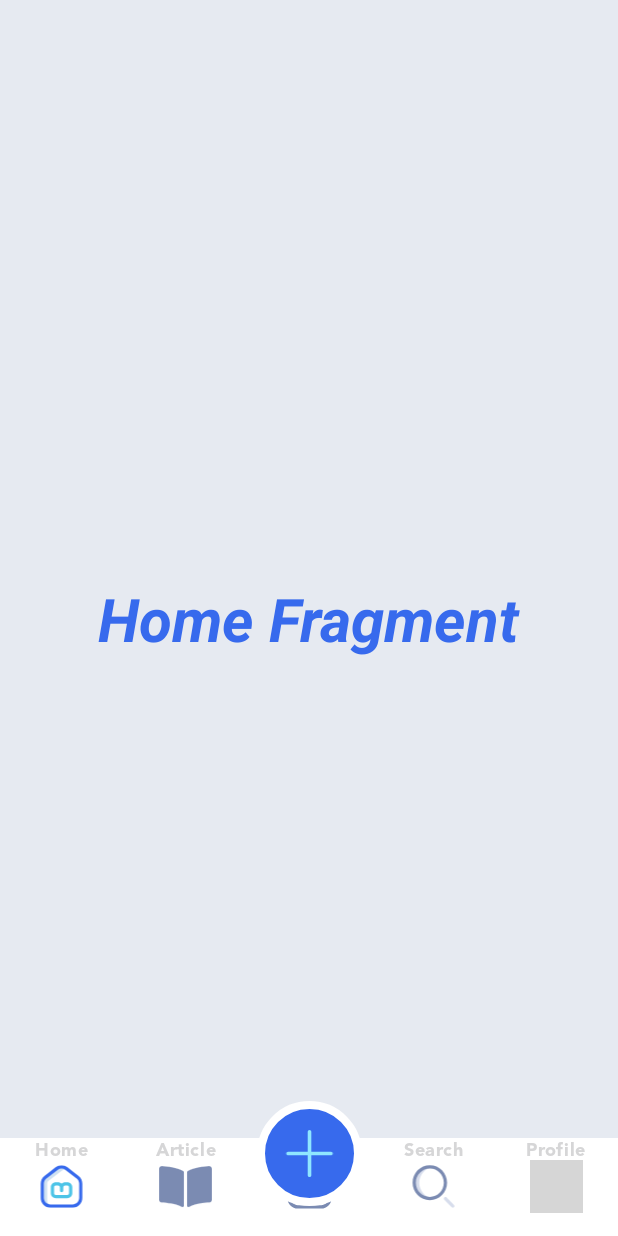
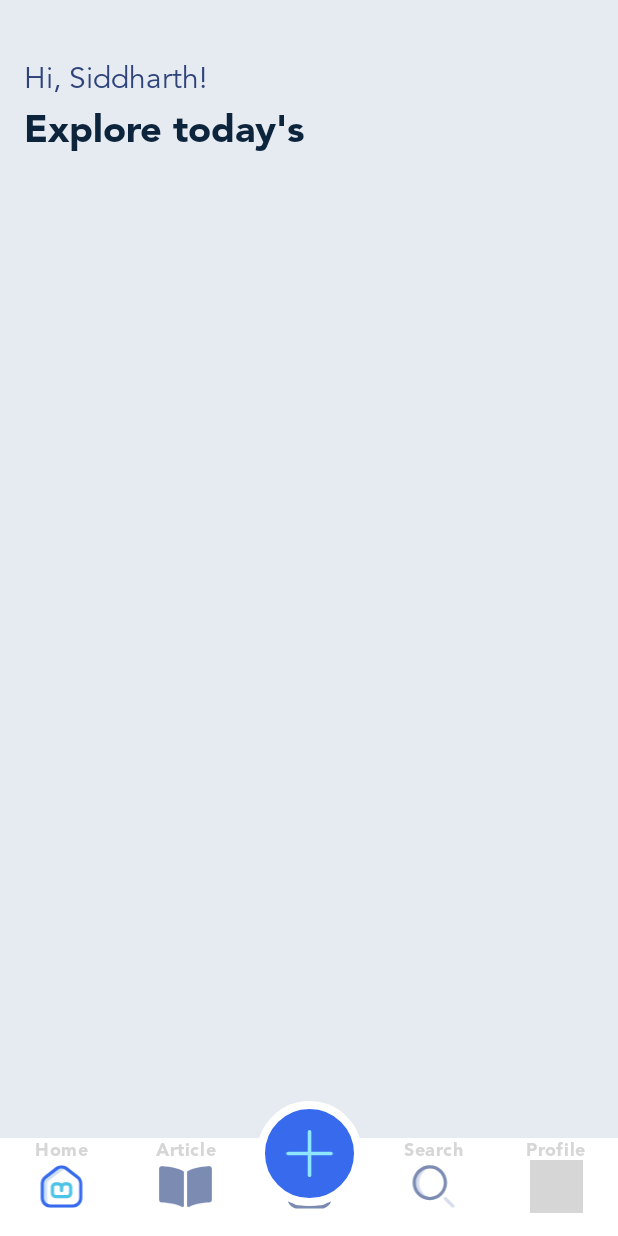
Before and after one commit to SiddyDevelops/Blogaro, an Android app: the screen it shows after launch (MainDashboard), on a phone screen of 412 x 824 dp. Run offline under Robolectric (Android 15) with nearby library versions, the phone set to English and light mode, and no system bars; grey boxes are pictures that could not be loaded.

Commit message:
PreBell Align

```diff
--- a/Blogaro/app/src/main/res/layout/fragment_home.xml
+++ b/Blogaro/app/src/main/res/layout/fragment_home.xml
@@ -8,16 +8,28 @@
     tools:context=".NavFragments.FragmentHome">
 
     <TextView
+        android:id="@+id/textView2"
         android:layout_width="wrap_content"
         android:layout_height="wrap_content"
-        android:text="Home Fragment"
-        android:textColor="@color/blue"
-        android:textSize="40sp"
-        android:textStyle="italic|bold"
-        app:layout_constraintBottom_toBottomOf="parent"
-        app:layout_constraintEnd_toEndOf="parent"
-        app:layout_constraintHorizontal_bias="0.5"
+        android:layout_marginStart="16dp"
+        android:layout_marginTop="40dp"
+        android:fontFamily="@font/avenir_std_book"
+        android:text="@string/hi_siddharth"
+        android:textColor="@color/dark_blue_text"
+        android:textSize="20sp"
         app:layout_constraintStart_toStartOf="parent"
         app:layout_constraintTop_toTopOf="parent" />
 
+    <TextView
+        android:layout_width="wrap_content"
+        android:layout_height="wrap_content"
+        android:layout_marginStart="16dp"
+        android:layout_marginTop="5dp"
+        android:fontFamily="@font/avenir_std_black"
+        android:text="Explore today's"
+        android:textColor="@color/dark_blue"
+        android:textSize="25sp"
+        app:layout_constraintStart_toStartOf="parent"
+        app:layout_constraintTop_toBottomOf="@+id/textView2" />
+
 </androidx.constraintlayout.widget.ConstraintLayout>
--- a/Blogaro/app/src/main/res/values/strings.xml
+++ b/Blogaro/app/src/main/res/values/strings.xml
@@ -22,4 +22,5 @@
     <string name="big_data">Big Data?</string>
     <string name="like_count">2.1K</string>
     <string name="_1hr_ago">1hr ago</string>
+    <string name="hi_siddharth">Hi, Siddharth!</string>
 </resources>
```
